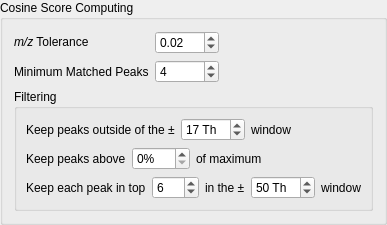
This is lib/ui/widgets/cosine_options_widget.ui in metgem/metgem as Qt 5 draws it before an edit. The edited form follows.
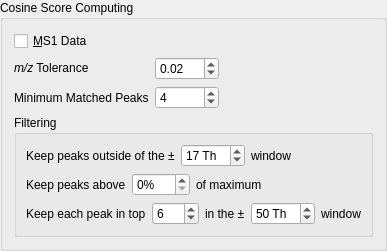
This is the edited form.

The edit to the form file:
```diff
--- a/lib/ui/widgets/cosine_options_widget.ui
+++ b/lib/ui/widgets/cosine_options_widget.ui
@@ -6,7 +6,7 @@
    <rect>
     <x>0</x>
     <y>0</y>
-    <width>353</width>
+    <width>365</width>
     <height>220</height>
    </rect>
   </property>
@@ -254,6 +254,13 @@
      </property>
     </spacer>
    </item>
+   <item row="0" column="0">
+    <widget class="QCheckBox" name="chkMS1Data">
+     <property name="text">
+      <string>&amp;MS1 Data</string>
+     </property>
+    </widget>
+   </item>
   </layout>
  </widget>
  <tabstops>
```
